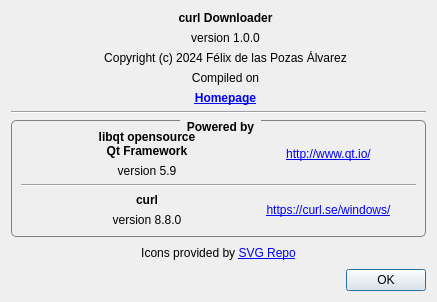
Before: the Qt Designer form AboutDialog.ui in FelixdelasPozas/curl-Downloader, drawn with Qt 5.
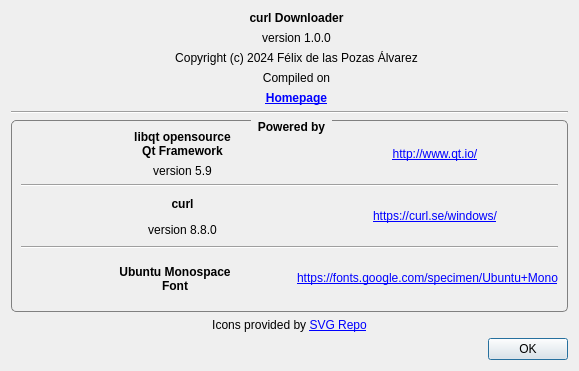
After: the same form once the commit is applied. Icons and pictures are not drawn.

Commit message: Font in console and ItemWidget. Fix progress values parse.

Patch:
```diff
--- a/AboutDialog.ui
+++ b/AboutDialog.ui
@@ -6,20 +6,20 @@
    <rect>
     <x>0</x>
     <y>0</y>
-    <width>437</width>
-    <height>302</height>
+    <width>579</width>
+    <height>371</height>
    </rect>
   </property>
   <property name="minimumSize">
    <size>
-    <width>437</width>
-    <height>302</height>
+    <width>579</width>
+    <height>371</height>
    </size>
   </property>
   <property name="maximumSize">
    <size>
-    <width>437</width>
-    <height>302</height>
+    <width>579</width>
+    <height>371</height>
    </size>
   </property>
   <property name="windowTitle">
@@ -31,7 +31,7 @@
   </property>
   <layout class="QVBoxLayout" name="verticalLayout">
    <item>
-    <layout class="QVBoxLayout" name="verticalLayout_2">
+    <layout class="QVBoxLayout" name="verticalLayout_2" stretch="0,0,1">
      <item>
       <layout class="QHBoxLayout" name="horizontalLayout" stretch="0,0,0,0">
        <item>
@@ -356,6 +356,67 @@
           </item>
          </layout>
         </item>
+        <item>
+         <widget class="Line" name="line_3">
+          <property name="orientation">
+           <enum>Qt::Horizontal</enum>
+          </property>
+         </widget>
+        </item>
+        <item>
+         <layout class="QHBoxLayout" name="horizontalLayout_3">
+          <item>
+           <widget class="QLabel" name="label_11">
+            <property name="minimumSize">
+             <size>
+              <width>32</width>
+              <height>32</height>
+             </size>
+            </property>
+            <property name="maximumSize">
+             <size>
+              <width>32</width>
+              <height>32</height>
+             </size>
+            </property>
+            <property name="text">
+             <string/>
+            </property>
+           </widget>
+          </item>
+          <item>
+           <layout class="QVBoxLayout" name="verticalLayout_6">
+            <item>
+             <widget class="QLabel" name="label_13">
+              <property name="font">
+               <font>
+                <weight>75</weight>
+                <bold>true</bold>
+               </font>
+              </property>
+              <property name="text">
+               <string>Ubuntu Monospace
+Font</string>
+              </property>
+              <property name="alignment">
+               <set>Qt::AlignCenter</set>
+              </property>
+             </widget>
+            </item>
+           </layout>
+          </item>
+          <item>
+           <widget class="QLabel" name="label_12">
+            <property name="text">
+             <string>&lt;a href=&quot;https://fonts.google.com/specimen/Ubuntu+Mono&quot;&gt;https://fonts.google.com/specimen/Ubuntu+Mono&lt;/a&gt;</string>
+            </property>
+            <property name="openExternalLinks">
+             <bool>true</bool>
+            </property>
+           </widget>
+          </item>
+         </layout>
+        </item>
        </layout>
       </widget>
      </item>
```
The commit also changes 8 other files.
